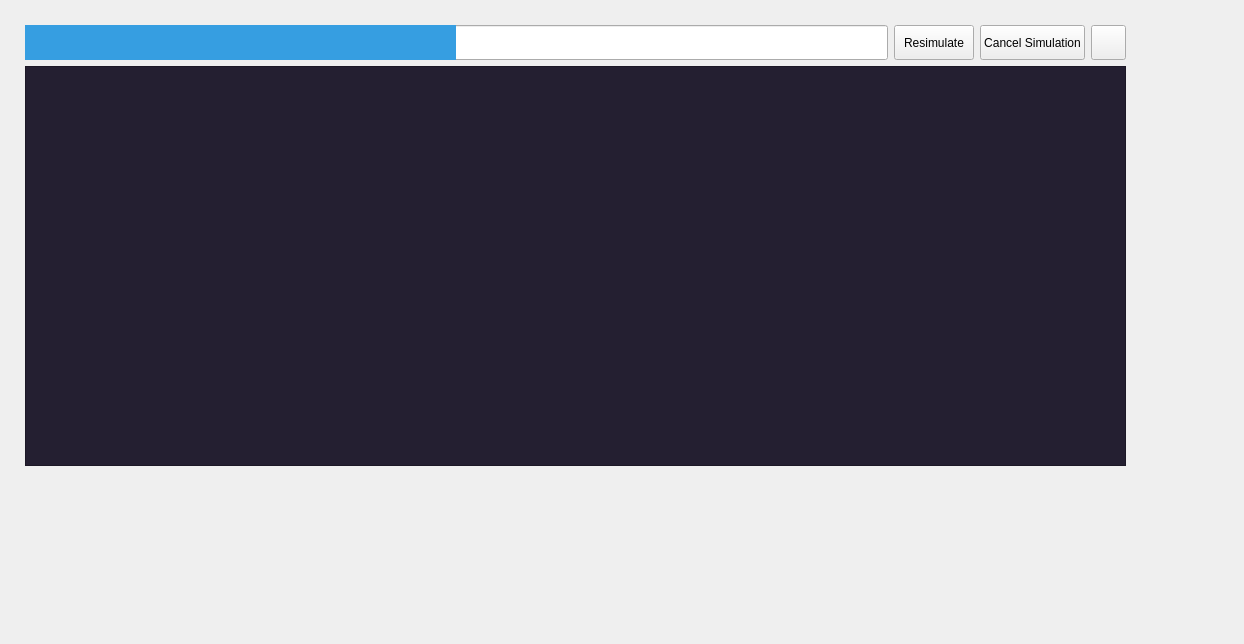
This is src/frontEnd/TerminalUi.ui in arpita-kukreja/eSim_sim as Qt 5 draws it before an edit. The edited form follows.
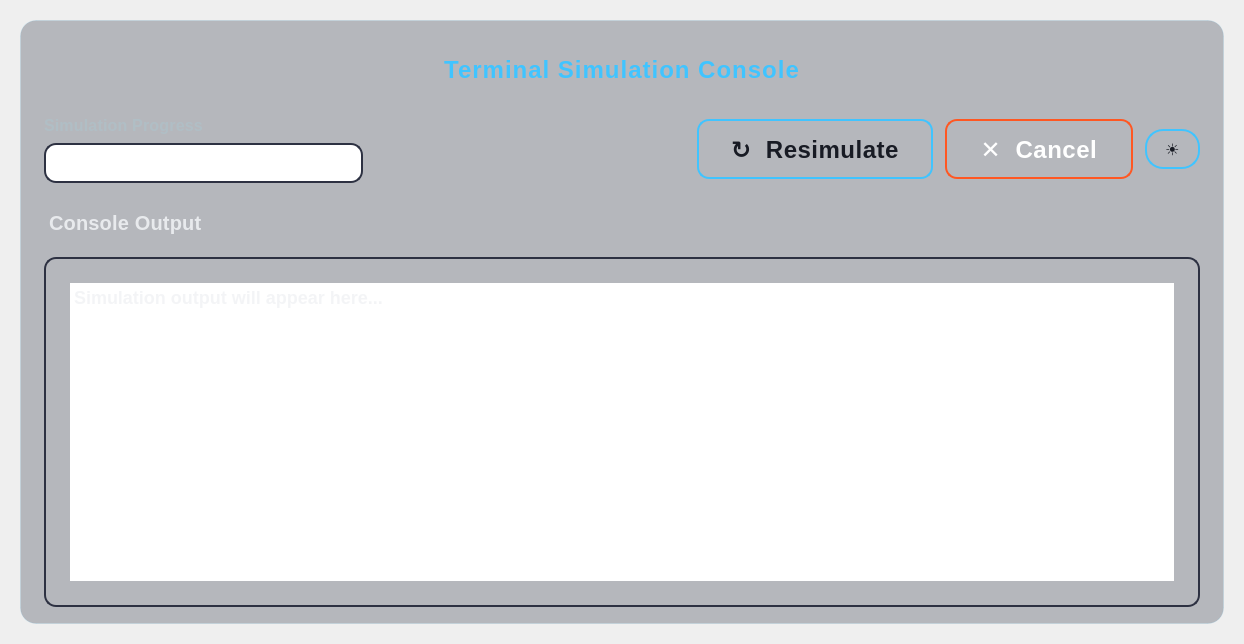
This is the edited form.

The edit to the form file:
```diff
--- a/src/frontEnd/TerminalUi.ui
+++ b/src/frontEnd/TerminalUi.ui
@@ -11,15 +11,133 @@
    </rect>
   </property>
   <property name="windowTitle">
-   <string>Form</string>
+   <string>Terminal Simulator</string>
+  </property>
+  <property name="styleSheet">
+   <string notr="true">
+QWidget {
+    background: qlineargradient(x1:0, y1:0, x2:1, y2:1,
+        stop:0 #0a0e1a, stop:0.3 #1a1d29, stop:0.7 #1e2124, stop:1 #0f1419);
+    color: #e8eaed;
+    font-family: 'Fira Sans', 'Inter', 'Segoe UI', 'Roboto', 'Arial', sans-serif;
+    font-size: 17px;
+    font-weight: 500;
+}
+
+/* Enhanced text areas with subtle shadows and better borders */
+QTextEdit, QLineEdit, QPlainTextEdit {
+    background: qlineargradient(x1:0, y1:0, x2:0, y2:1,
+        stop:0 #23273a, stop:1 #181b24);
+    color: #e8eaed;
+    border: 2px solid #2d3142;
+    border-radius: 12px;
+    padding: 20px 24px;
+    font-weight: 500;
+    font-size: 18px;
+    selection-background-color: #40c4ff;
+    selection-color: #181b24;
+    /* Subtle inner shadow for depth */
+    background-clip: padding-box;
+}
+
+QTextEdit:focus, QLineEdit:focus, QPlainTextEdit:focus {
+    border: 2px solid #40c4ff;
+    background: qlineargradient(x1:0, y1:0, x2:0, y2:1,
+        stop:0 #2a2e41, stop:1 #1f222b);
+}
+
+/* Enhanced buttons with better visual hierarchy */
+QPushButton {
+    background: qlineargradient(x1:0, y1:0, x2:0, y2:1,
+        stop:0 #40c4ff, stop:1 #1976d2);
+    color: #181b24;
+    border: 2px solid #40c4ff;
+    padding: 16px 32px;
+    border-radius: 12px;
+    font-weight: 700;
+    font-size: 18px;
+    letter-spacing: 0.5px;
+    min-width: 120px;
+}
+
+QPushButton:hover {
+    background: qlineargradient(x1:0, y1:0, x2:0, y2:1,
+        stop:0 #1976d2, stop:1 #0d47a1);
+    color: #fff;
+    border: 2px solid #1976d2;
+    transform: translateY(-2px);
+}
+
+QPushButton:pressed {
+    background: qlineargradient(x1:0, y1:0, x2:0, y2:1,
+        stop:0 #23273a, stop:1 #1a1e27);
+    color: #40c4ff;
+    border: 2px solid #40c4ff;
+    transform: translateY(0px);
+}
+
+/* Special styling for the light/dark mode toggle button */
+QPushButton#lightDarkModeButton {
+    background: qlineargradient(x1:0, y1:0, x2:1, y2:1,
+        stop:0 #2d3142, stop:1 #23273a);
+    border: 2px solid #40c4ff;
+    border-radius: 18px;
+    padding: 8px;
+    min-width: 35px;
+    max-width: 35px;
+    font-size: 16px;
+}
+
+QPushButton#lightDarkModeButton:hover {
+    background: qlineargradient(x1:0, y1:0, x2:1, y2:1,
+        stop:0 #40c4ff, stop:1 #1976d2);
+    color: #181b24;
+}
+
+/* Enhanced labels with better contrast */
+QLabel {
+    color: #e8eaed;
+    font-weight: 600;
+    font-size: 18px;
+    letter-spacing: 0.2px;
+    padding: 4px 0px;
+}
+
+/* Improved progress bar with modern styling */
+QProgressBar {
+    background: qlineargradient(x1:0, y1:0, x2:0, y2:1,
+        stop:0 #23273a, stop:1 #1a1e27);
+    border: 2px solid #2d3142;
+    border-radius: 12px;
+    text-align: center;
+    color: #e8eaed;
+    font-weight: 600;
+    font-size: 18px;
+    padding: 2px;
+}
+
+QProgressBar::chunk {
+    background: qlineargradient(x1:0, y1:0, x2:1, y2:0,
+        stop:0 #40c4ff, stop:0.5 #1976d2, stop:1 #40c4ff);
+    border-radius: 10px;
+    margin: 1px;
+}
+
+/* Container styling for better organization */
+QWidget#verticalLayoutWidget {
+    background: rgba(45, 49, 66, 0.3);
+    border-radius: 16px;
+    border: 1px solid rgba(64, 196, 255, 0.1);
+}
+   </string>
   </property>
   <widget class="QWidget" name="verticalLayoutWidget">
    <property name="geometry">
     <rect>
-     <x>10</x>
-     <y>10</y>
-     <width>1131</width>
-     <height>471</height>
+     <x>20</x>
+     <y>20</y>
+     <width>1204</width>
+     <height>604</height>
     </rect>
    </property>
    <layout class="QVBoxLayout" name="verticalLayout">
@@ -27,25 +145,74 @@
      <enum>QLayout::SetDefaultConstraint</enum>
     </property>
     <property name="leftMargin">
-     <number>15</number>
+     <number>24</number>
     </property>
     <property name="topMargin">
-     <number>15</number>
+     <number>24</number>
     </property>
     <property name="rightMargin">
-     <number>15</number>
+     <number>24</number>
     </property>
     <property name="bottomMargin">
-     <number>15</number>
+     <number>24</number>
     </property>
+    <property name="spacing">
+     <number>20</number>
+    </property>
     <item>
-     <layout class="QHBoxLayout" name="horizontalLayout">
+     <!-- Header section with title -->
+     <widget class="QLabel" name="titleLabel">
+      <property name="text">
+       <string>Terminal Simulation Console</string>
+      </property>
+      <property name="alignment">
+       <set>Qt::AlignCenter</set>
+      </property>
+      <property name="styleSheet">
+       <string notr="true">
+        QLabel {
+         font-size: 24px;
+         font-weight: 700;
+         color: #40c4ff;
+         padding: 12px 0px;
+         letter-spacing: 1px;
+        }
+       </string>
+      </property>
+     </widget>
+    </item>
+    <item>
+     <!-- Control panel section -->
+     <layout class="QHBoxLayout" name="controlLayout">
       <property name="spacing">
-       <number>6</number>
+       <number>16</number>
       </property>
       <property name="bottomMargin">
        <number>0</number>
       </property>
+      <item>
+       <!-- Progress section with label -->
+       <layout class="QVBoxLayout" name="progressLayout">
+        <property name="spacing">
+         <number>8</number>
+        </property>
+        <item>
+         <widget class="QLabel" name="progressLabel">
+          <property name="text">
+           <string>Simulation Progress</string>
+          </property>
+          <property name="styleSheet">
+           <string notr="true">
+            QLabel {
+             font-size: 16px;
+             font-weight: 600;
+             color: #b0bec5;
+             padding: 0px;
+            }
+           </string>
+          </property>
+         </widget>
+        </item>
       <item>
        <widget class="QProgressBar" name="progressBar">
         <property name="sizePolicy">
@@ -54,17 +221,18 @@
           <verstretch>0</verstretch>
          </sizepolicy>
         </property>
+          <property name="minimumSize">
+           <size>
+            <width>300</width>
+            <height>40</height>
+           </size>
+          </property>
         <property name="maximumSize">
          <size>
           <width>16777215</width>
-          <height>35</height>
-         </size>
-        </property>
-        <property name="styleSheet">
-         <string notr="true">QProgressBar::chunk {
-	background-color: rgb(54,158,225);
-}</string>
-        </property>
+            <height>40</height>
+           </size>
+          </property>
         <property name="maximum">
          <number>0</number>
         </property>
@@ -76,84 +244,192 @@
         </property>
        </widget>
       </item>
+       </layout>
+      </item>
+      <item>
+       <!-- Spacer for better alignment -->
+       <spacer name="horizontalSpacer">
+        <property name="orientation">
+         <enum>Qt::Horizontal</enum>
+        </property>
+        <property name="sizeType">
+         <enum>QSizePolicy::MinimumExpanding</enum>
+        </property>
+        <property name="sizeHint" stdset="0">
+         <size>
+          <width>20</width>
+          <height>20</height>
+         </size>
+        </property>
+       </spacer>
+      </item>
+      <item>
+       <!-- Action buttons section -->
+       <layout class="QHBoxLayout" name="buttonLayout">
+        <property name="spacing">
+         <number>12</number>
+        </property>
       <item>
        <widget class="QPushButton" name="redoSimulationButton">
+          <property name="minimumSize">
+           <size>
+            <width>140</width>
+            <height>56</height>
+           </size>
+          </property>
         <property name="maximumSize">
          <size>
           <width>16777215</width>
-          <height>35</height>
+            <height>56</height>
          </size>
         </property>
         <property name="text">
-         <string>Resimulate</string>
+           <string>↻  Resimulate</string>
+          </property>
+          <property name="toolTip">
+           <string>Start a new simulation</string>
+          </property>
+          <property name="styleSheet">
+           <string notr="true">
+            QPushButton {
+             font-size: 24px;
+             font-weight: 800;
+             min-height: 24px;
+             max-height: 24px;
+            }
+           </string>
         </property>
        </widget>
       </item>
       <item>
        <widget class="QPushButton" name="cancelSimulationButton">
+          <property name="minimumSize">
+           <size>
+            <width>140</width>
+            <height>56</height>
+           </size>
+          </property>
         <property name="maximumSize">
          <size>
           <width>16777215</width>
-          <height>35</height>
+            <height>56</height>
          </size>
         </property>
         <property name="text">
-         <string>Cancel Simulation</string>
+           <string>✕  Cancel</string>
+          </property>
+          <property name="toolTip">
+           <string>Stop current simulation</string>
+          </property>
+          <property name="styleSheet">
+           <string notr="true">
+            QPushButton {
+             background: qlineargradient(x1:0, y1:0, x2:0, y2:1,
+                 stop:0 #ff5722, stop:1 #d32f2f);
+             color: #fff;
+             border: 2px solid #ff5722;
+             font-size: 24px;
+             font-weight: 800;
+             min-height: 24px;
+             max-height: 24px;
+            }
+            QPushButton:hover {
+             background: qlineargradient(x1:0, y1:0, x2:0, y2:1,
+                 stop:0 #d32f2f, stop:1 #b71c1c);
+             border: 2px solid #d32f2f;
+            }
+           </string>
         </property>
        </widget>
       </item>
       <item>
        <widget class="QPushButton" name="lightDarkModeButton">
         <property name="sizePolicy">
-         <sizepolicy hsizetype="Expanding" vsizetype="Preferred">
+           <sizepolicy hsizetype="Fixed" vsizetype="Preferred">
           <horstretch>0</horstretch>
           <verstretch>0</verstretch>
          </sizepolicy>
         </property>
+          <property name="minimumSize">
+           <size>
+            <width>40</width>
+            <height>40</height>
+           </size>
+          </property>
         <property name="maximumSize">
          <size>
-          <width>35</width>
-          <height>35</height>
+            <width>40</width>
+            <height>40</height>
          </size>
         </property>
         <property name="text">
-         <string/>
-        </property>
+           <string>☀</string>
+          </property>
+          <property name="toolTip">
+           <string>Toggle light/dark mode</string>
+          </property>
        </widget>
       </item>
      </layout>
+      </item>
+     </layout>
+    </item>
+    <item>
+     <!-- Console section with label -->
+     <layout class="QVBoxLayout" name="consoleLayout">
+      <property name="spacing">
+       <number>12</number>
+      </property>
+      <item>
+       <widget class="QLabel" name="consoleLabel">
+        <property name="text">
+         <string>Console Output</string>
+        </property>
+        <property name="styleSheet">
+         <string notr="true">
+          QLabel {
+           font-size: 20px;
+           font-weight: 700;
+           color: #e8eaed;
+           padding: 8px 0px;
+           border-bottom: 2px solid rgba(64, 196, 255, 0.3);
+          }
+         </string>
+        </property>
+       </widget>
     </item>
     <item>
      <widget class="QTextEdit" name="simulationConsole">
       <property name="sizePolicy">
-       <sizepolicy hsizetype="Expanding" vsizetype="Fixed">
+         <sizepolicy hsizetype="Expanding" vsizetype="Expanding">
         <horstretch>0</horstretch>
-        <verstretch>0</verstretch>
+          <verstretch>1</verstretch>
        </sizepolicy>
       </property>
       <property name="minimumSize">
        <size>
         <width>0</width>
-        <height>400</height>
-       </size>
-      </property>
-      <property name="styleSheet">
-       <string notr="true">QTextEdit {
-	background-color: rgb(36, 31, 49);
-	color: white;
-}</string>
-      </property>
-      <property name="html">
-       <string>&lt;!DOCTYPE HTML PUBLIC &quot;-//W3C//DTD HTML 4.0//EN&quot; &quot;http://www.w3.org/TR/REC-html40/strict.dtd&quot;&gt;
-&lt;html&gt;&lt;head&gt;&lt;meta name=&quot;qrichtext&quot; content=&quot;1&quot; /&gt;&lt;style type=&quot;text/css&quot;&gt;
-p, li { white-space: pre-wrap; }
-&lt;/style&gt;&lt;/head&gt;&lt;body style=&quot; font-family:'Ubuntu'; font-size:11pt; font-weight:400; font-style:normal;&quot;&gt;
-&lt;p style=&quot;-qt-paragraph-type:empty; margin-top:0px; margin-bottom:0px; margin-left:0px; margin-right:0px; -qt-block-indent:0; text-indent:0px;&quot;&gt;&lt;br /&gt;&lt;/p&gt;&lt;/body&gt;&lt;/html&gt;</string>
-      </property>
+          <height>350</height>
+         </size>
+        </property>
       <property name="textInteractionFlags">
        <set>Qt::LinksAccessibleByKeyboard|Qt::LinksAccessibleByMouse|Qt::TextBrowserInteraction|Qt::TextSelectableByKeyboard|Qt::TextSelectableByMouse</set>
       </property>
-     </widget>
+        <property name="placeholderText">
+         <string>Simulation output will appear here...</string>
+        </property>
+        <property name="styleSheet">
+         <string notr="true">
+          QTextEdit {
+           font-family: 'Fira Code', 'JetBrains Mono', 'Consolas', monospace;
+           line-height: 1.4;
+           padding: 24px;
+          }
+         </string>
+        </property>
+       </widget>
+      </item>
+     </layout>
     </item>
    </layout>
   </widget>
```
Lines whose indentation alone changed are shown as unchanged.
